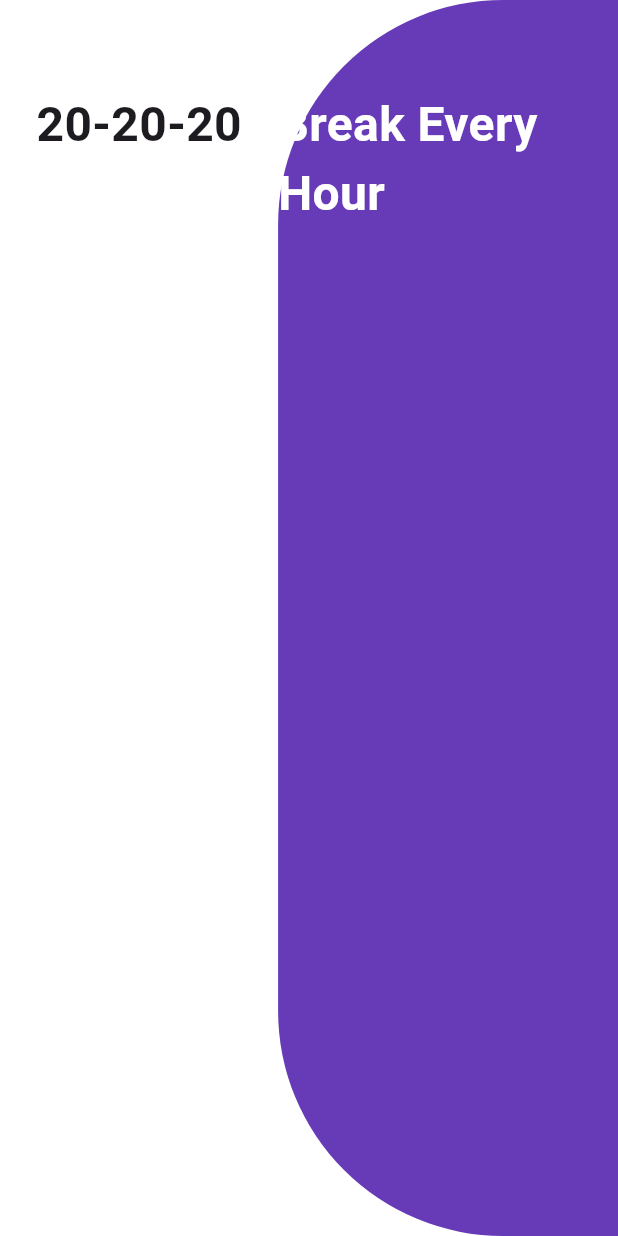
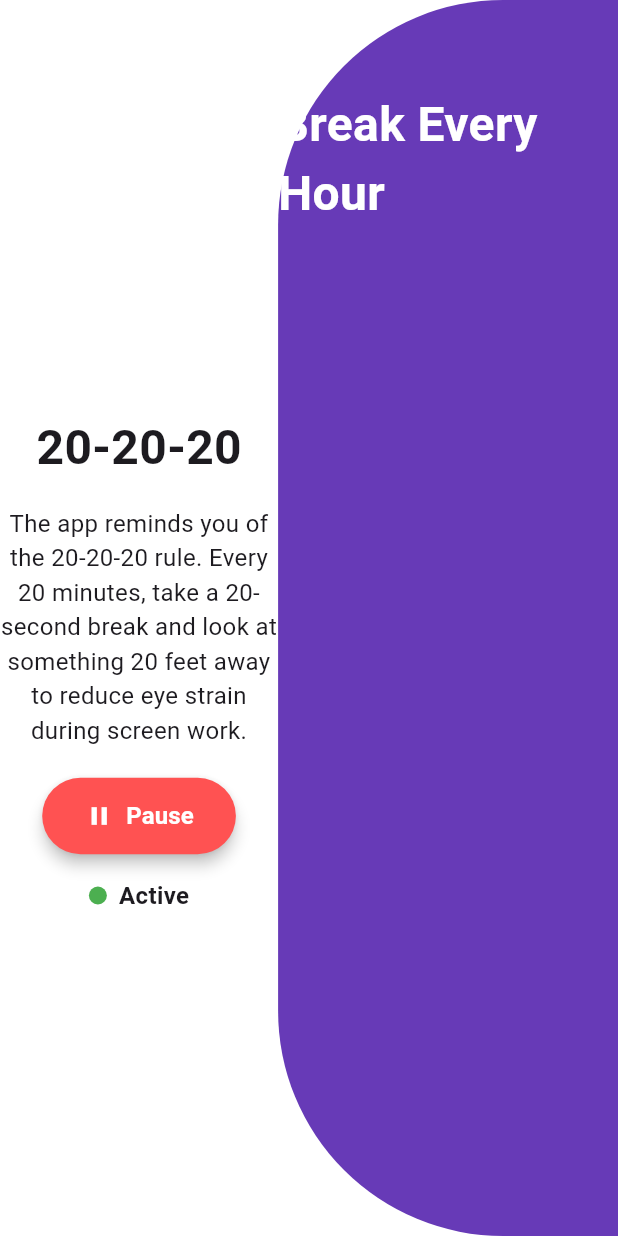
Before and after one commit to iampachnik/20-20-20, a Flutter app: the screen it shows after launch, on a phone screen of 412 x 824 dp. Run offline on Flutter 3.47's test engine with Material 3 defaults, Android fonts, the phone set to English and light mode, and no system bars.

Commit message:
Add a status indicator (active/inactive) with a toggle switch and text information.

```diff
--- a/lib/main.dart
+++ b/lib/main.dart
@@ -19,20 +19,92 @@ class MyApp extends StatelessWidget {
   }
 }
 
-class MyHomePage extends StatelessWidget {
+class MyHomePage extends StatefulWidget {
   const MyHomePage({super.key});
+
+  @override
+  State<MyHomePage> createState() => _MyHomePageState();
+}
+
+class _MyHomePageState extends State<MyHomePage> {
+  bool isActive = true;
+
+  void toggleActive() {
+    setState(() {
+      isActive = !isActive;
+    });
+  }
 
   @override
   Widget build(BuildContext context) {
     return Scaffold(
       backgroundColor: Colors.grey[200],
       body: MainBackground(
-        leftChild: const Text(
-          '20-20-20',
-          style: TextStyle(
-            fontSize: 32,
-            fontWeight: FontWeight.bold,
-          ),
+        leftChild: Column(
+          mainAxisAlignment: MainAxisAlignment.center,
+          children: [
+            const Text(
+              '20-20-20',
+              style: TextStyle(
+                fontSize: 32,
+                fontWeight: FontWeight.bold,
+              ),
+            ),
+            const SizedBox(height: 16),
+            const Text(
+              'The app reminds you of the 20-20-20 rule. Every 20 minutes, '
+              'take a 20-second break and look at something 20 feet '
+              'away to reduce eye strain during screen work.',
+              textAlign: TextAlign.center,
+              style: TextStyle(fontSize: 16),
+            ),
+            const SizedBox(height: 20),
+            ElevatedButton.icon(
+              onPressed: toggleActive,
+              icon: Icon(
+                isActive ? Icons.pause : Icons.play_arrow,
+                size: 20,
+              ),
+              label: Text(
+                isActive ? 'Pause' : 'Activate',
+                style: const TextStyle(
+                  fontSize: 16,
+                  fontWeight: FontWeight.w600,
+                ),
+              ),
+              style: ElevatedButton.styleFrom(
+                backgroundColor: isActive ? Colors.redAccent : Colors.deepPurple,
+                foregroundColor: Colors.white,
+                padding: const EdgeInsets.symmetric(horizontal: 28, vertical: 14),
+                shape: RoundedRectangleBorder(
+                  borderRadius: BorderRadius.circular(30),
+                ),
+                elevation: 4,
+              ),
+            ),
+            const SizedBox(height: 16),
+            Row(
+              mainAxisAlignment: MainAxisAlignment.center,
+              children: [
+                Container(
+                  width: 12,
+                  height: 12,
+                  decoration: BoxDecoration(
+                    color: isActive ? Colors.green : Colors.red,
+                    shape: BoxShape.circle,
+                  ),
+                ),
+                const SizedBox(width: 8),
+                const Text(
+                  'Active',
+                  style: TextStyle(
+                    fontSize: 16,
+                    fontWeight: FontWeight.w600,
+                  ),
+                ),
+              ],
+            ),
+          ],
         ),
         rightChild: const Text(
           'Break Every Hour',
```
